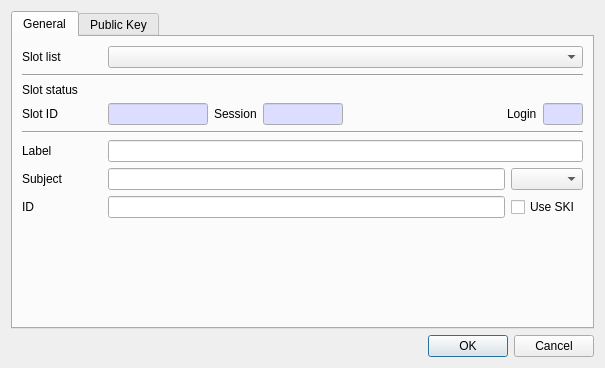
First picture: the form in CryptokiMan/create_rsa_pub_key_dlg.ui, repository jykim74/CryptokiMan, before the edit.
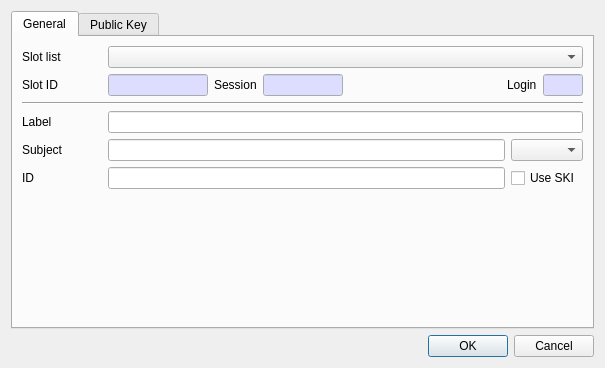
Second picture: the form after the edit. The open tabs and pages were chosen to show the change.

Patch:
```diff
--- a/CryptokiMan/create_rsa_pub_key_dlg.ui
+++ b/CryptokiMan/create_rsa_pub_key_dlg.ui
@@ -54,20 +54,6 @@
          </item>
         </layout>
        </item>
-       <item>
-        <widget class="Line" name="line">
-         <property name="orientation">
-          <enum>Qt::Horizontal</enum>
-         </property>
-        </widget>
-       </item>
-       <item>
-        <widget class="QLabel" name="label_2">
-         <property name="text">
-          <string>Slot status</string>
-         </property>
-        </widget>
-       </item>
        <item>
         <layout class="QGridLayout" name="gridLayout_3">
          <property name="topMargin">
```
Left out of the diff: 2 changed lines with no effect on the pictures.
